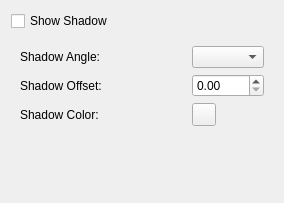
KDE/krita, file libs/widgets/colorwidgets/KoShadowConfigWidget.ui: the form before one commit.
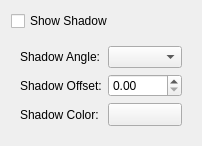
The form after the commit. Custom widgets are drawn as their Qt base class.

Commit message: make layout of stroke and shadow docker fixed

What changed in the file:
```diff
--- a/libs/widgets/colorwidgets/KoShadowConfigWidget.ui
+++ b/libs/widgets/colorwidgets/KoShadowConfigWidget.ui
@@ -1,12 +1,12 @@
 <ui version="4.0" >
  <class>KoShadowConfigWidget</class>
- <widget class="QWidget" name="KoShadowConfigWidget" >
-  <property name="geometry" >
+ <widget class="QWidget" name="KoShadowConfigWidget">
+  <property name="geometry">
    <rect>
     <x>0</x>
     <y>0</y>
-    <width>284</width>
-    <height>203</height>
+    <width>202</width>
+    <height>131</height>
    </rect>
   </property>
   <layout class="QGridLayout" name="gridLayout_2" >
@@ -47,25 +47,19 @@
         </property>
        </widget>
       </item>
-      <item row="2" column="1" >
-       <widget class="QToolButton" name="shadowColor" />
+      <item row="2" column="1">
+       <widget class="QToolButton" name="shadowColor">
+        <property name="sizePolicy">
+         <sizepolicy hsizetype="MinimumExpanding" vsizetype="Fixed">
+          <horstretch>0</horstretch>
+          <verstretch>0</verstretch>
+         </sizepolicy>
+        </property>
+       </widget>
       </item>
      </layout>
     </widget>
    </item>
-   <item row="2" column="0" >
-    <spacer name="verticalSpacer" >
-     <property name="orientation" >
-      <enum>Qt::Vertical</enum>
-     </property>
-     <property name="sizeHint" stdset="0" >
-      <size>
-       <width>20</width>
-       <height>51</height>
-      </size>
-     </property>
-    </spacer>
-   </item>
   </layout>
  </widget>
  <customwidgets>
```
Left out of the diff: 47 changed lines with no effect on the pictures. The commit also changes 4 other files.
